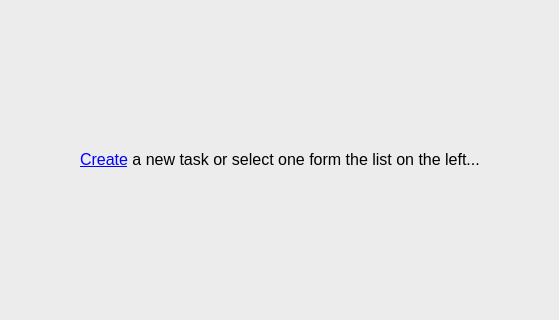
Old version of the form App/dialogs/mainwindow.ui in the repository otsakir/lisa-backup; both pictures show x 229 to 788 and y 201 to 521 of the 1000 by 699 pixel window.
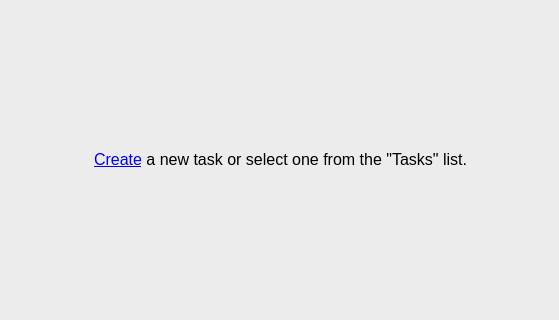
New version of the form. The open tabs and pages were chosen to show the change. Icons and pictures are not drawn.

```diff
--- a/App/dialogs/mainwindow.ui
+++ b/App/dialogs/mainwindow.ui
@@ -459,7 +459,7 @@
                     </font>
                    </property>
                    <property name="text">
-                    <string>&lt;a href=&quot;create_task&quot;&gt;Create&lt;/a&gt; a new task or select one form the list on the left...</string>
+                    <string>&lt;html&gt;&lt;head/&gt;&lt;body&gt;&lt;p&gt;&lt;a href=&quot;create_task&quot;&gt;&lt;span style=&quot; text-decoration: underline; color:#0000ff;&quot;&gt;Create&lt;/span&gt;&lt;/a&gt; a new task or select one from the &amp;quot;Tasks&amp;quot; list.&lt;/p&gt;&lt;/body&gt;&lt;/html&gt;</string>
                    </property>
                   </widget>
                  </item>
```
Left out of the diff: 2 changed lines with no effect on the pictures.
